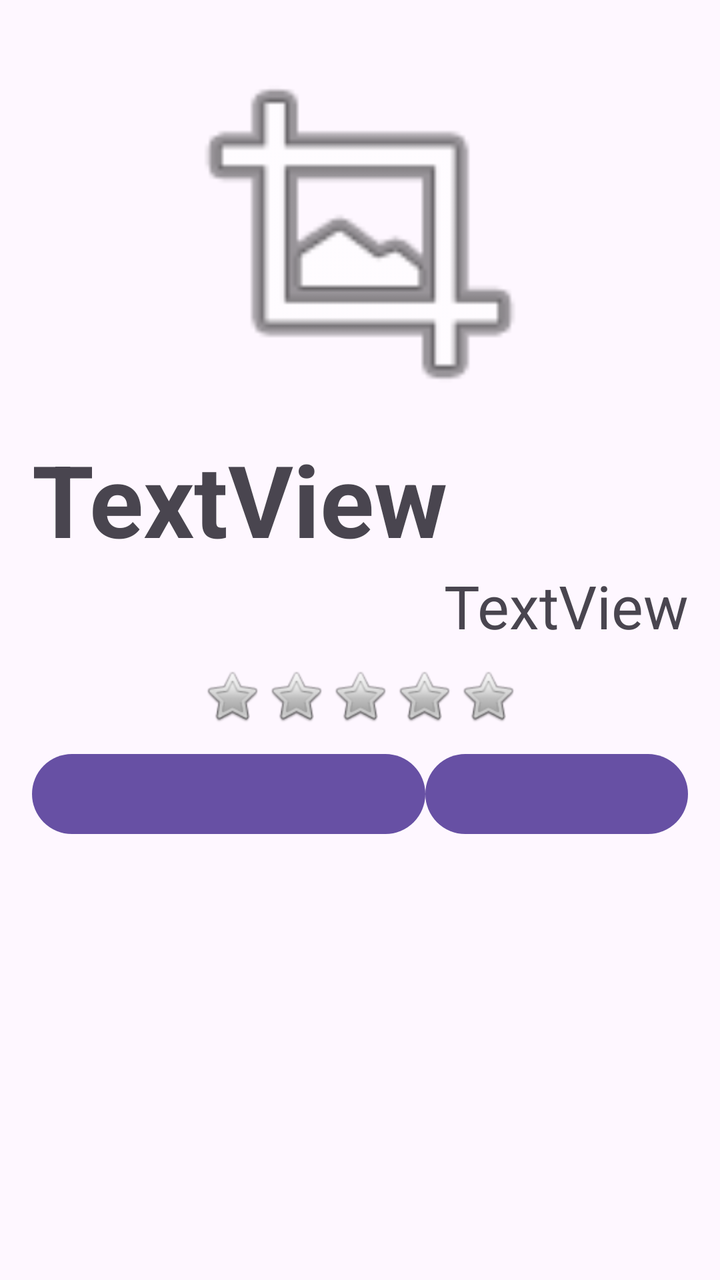
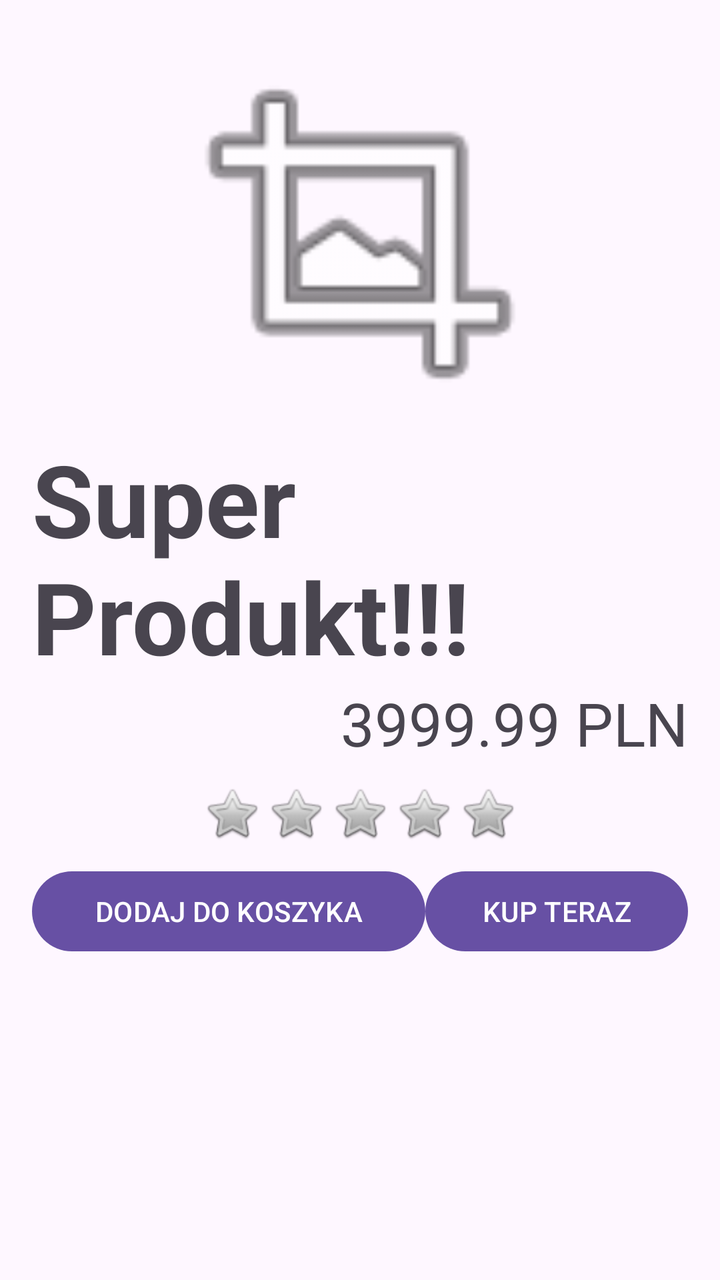

Compare the two renders of this Android layout. The source of the first and the diff that turns it into the second are given below.
<!-- AndroidManifest.xml: application theme Theme.KartaProduktu -->
<!-- res/layout/activity_main.xml -->
<?xml version="1.0" encoding="utf-8"?>
<LinearLayout xmlns:android="http://schemas.android.com/apk/res/android"
    xmlns:app="http://schemas.android.com/apk/res-auto"
    xmlns:tools="http://schemas.android.com/tools"
    android:id="@+id/main"
    android:layout_width="match_parent"
    android:layout_height="match_parent"
    android:orientation="vertical"
    android:padding="16dp"
    tools:context=".MainActivity">


    <ImageView
        android:id="@+id/ivProduct"
        android:layout_width="match_parent"
        android:layout_height="200dp"
        app:srcCompat="@android:drawable/ic_menu_crop" />

    <TextView
        android:id="@+id/tvProductName"
        android:layout_width="match_parent"
        android:layout_height="wrap_content"
        android:text="TextView"
        android:textSize="50sp"
        android:textStyle="bold" />

    <TextView
        android:id="@+id/tvPrice"
        android:layout_width="match_parent"
        android:layout_height="wrap_content"
        android:gravity="end"
        android:text="TextView"
        android:textSize="30sp" />

    <LinearLayout
        android:layout_width="match_parent"
        android:layout_height="wrap_content"
        android:orientation="horizontal"
        android:id="@+id/starGroup"
        android:gravity="center"
        android:layout_marginTop="10dp">
        <ImageView
            android:id="@+id/ivStar1"
            android:layout_width="wrap_content"
            android:layout_height="30dp"
            app:srcCompat="@android:drawable/btn_star" />
        <ImageView
            android:id="@+id/ivStar2"
            android:layout_width="wrap_content"
            android:layout_height="30dp"
            app:srcCompat="@android:drawable/btn_star" />
        <ImageView
            android:id="@+id/ivStar3"
            android:layout_width="wrap_content"
            android:layout_height="30dp"
            app:srcCompat="@android:drawable/btn_star" />
        <ImageView
            android:id="@+id/ivStar4"
            android:layout_width="wrap_content"
            android:layout_height="30dp"
            app:srcCompat="@android:drawable/btn_star" />

        <ImageView
            android:id="@+id/ivStar5"
            android:layout_width="wrap_content"
            android:layout_height="30dp"
            app:srcCompat="@android:drawable/btn_star" />
    </LinearLayout>
    <LinearLayout
        android:layout_width="match_parent"
        android:layout_height="wrap_content"
        android:orientation="horizontal"
        android:id="@+id/btnGroup"
        android:layout_marginTop="10dp">
        <Button
            android:layout_width="0dp"
            android:layout_height="match_parent"
            android:layout_weight="3"
            android:id="@+id/btnBasket"/>
        <Button
            android:layout_width="0dp"
            android:layout_height="match_parent"
            android:layout_weight="2"
            android:id="@+id/btnBuy"/>
    </LinearLayout>
</LinearLayout>
<!-- resources referenced by this layout -->
<resources>
  <style name="Theme.KartaProduktu" parent="Base.Theme.KartaProduktu" />
  <style name="Base.Theme.KartaProduktu" parent="Theme.Material3.DayNight.NoActionBar">
          
          
      </style>
</resources>

<!-- the commit's change to res/layout/activity_main.xml (unified diff, before → after) -->
@@ -20,7 +20,7 @@
         android:id="@+id/tvProductName"
         android:layout_width="match_parent"
         android:layout_height="wrap_content"
-        android:text="TextView"
+        android:text="@string/tv_product_name"
         android:textSize="50sp"
         android:textStyle="bold" />
 
@@ -29,7 +29,7 @@
         android:layout_width="match_parent"
         android:layout_height="wrap_content"
         android:gravity="end"
-        android:text="TextView"
+        android:text="@string/tv_price"
         android:textSize="30sp" />
 
     <LinearLayout
@@ -76,11 +76,13 @@
             android:layout_width="0dp"
             android:layout_height="match_parent"
             android:layout_weight="3"
-            android:id="@+id/btnBasket"/>
+            android:id="@+id/btnBasket"
+            android:text="@string/btn_basket"/>
         <Button
             android:layout_width="0dp"
             android:layout_height="match_parent"
             android:layout_weight="2"
-            android:id="@+id/btnBuy"/>
+            android:id="@+id/btnBuy"
+            android:text="@string/btn_buy"/>
     </LinearLayout>
 </LinearLayout>
<!-- resource entries referenced after the edit -->
@@ -1,5 +1,9 @@
 <!-- resources referenced by this layout -->
 <resources>
+  <string name="btn_basket">DODAJ DO KOSZYKA</string>
+  <string name="btn_buy">KUP TERAZ</string>
+  <string name="tv_price">3999.99 PLN</string>
+  <string name="tv_product_name">Super Produkt!!!</string>
   <style name="Theme.KartaProduktu" parent="Base.Theme.KartaProduktu" />
   <style name="Base.Theme.KartaProduktu" parent="Theme.Material3.DayNight.NoActionBar">
           
